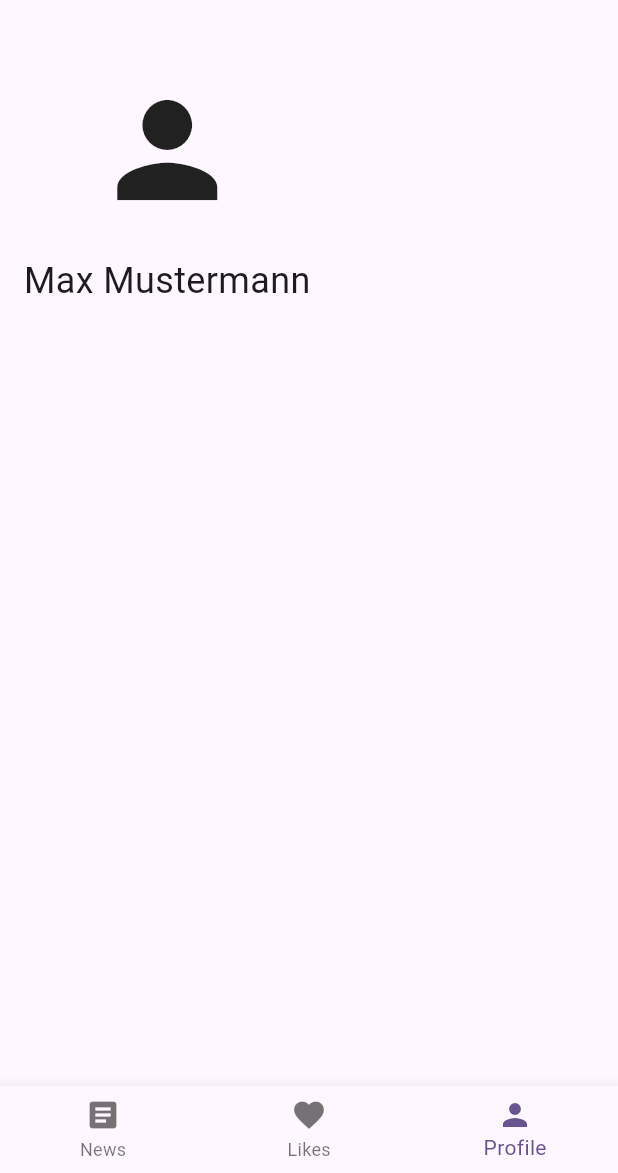
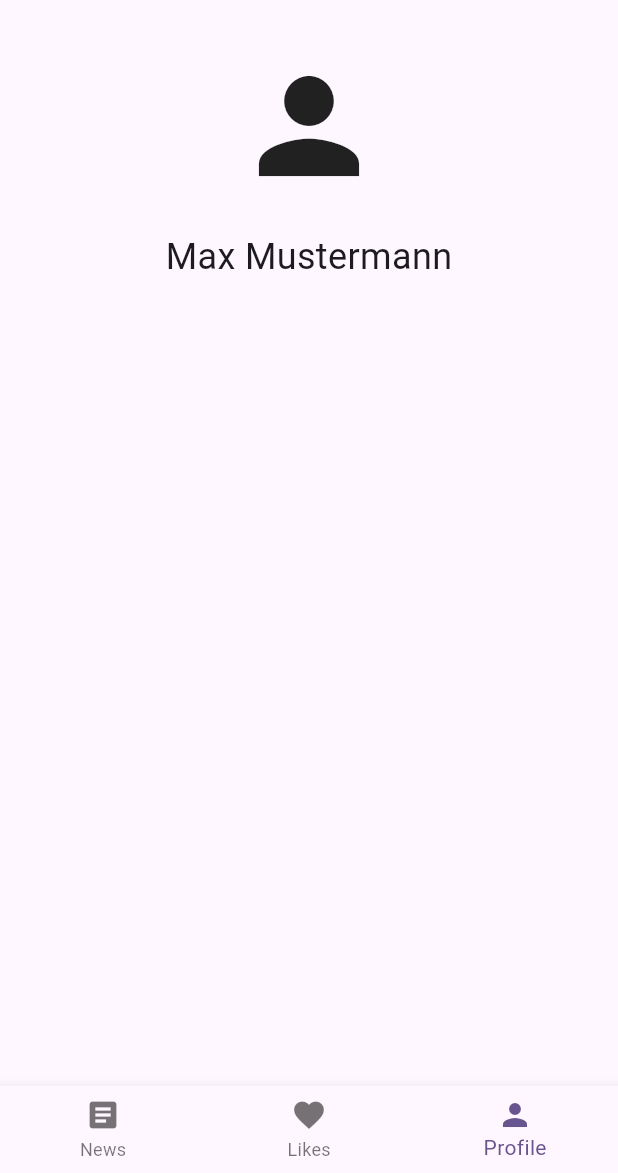
Before and after one commit to PartyPapi/Workspace, a Flutter app: the AppHome screen opened directly, item 3 of the bottom bar chosen, on a phone screen of 412 x 824 dp, the part 63-1236 px from its top. Run offline on Flutter 3.47's test engine with Material 3 defaults, Android fonts, the light colour scheme and no system bars.

Commit message:
4.6.2 A2 (+3) added

```diff
--- a/aufgaben_4_4_3/lib/4_6_2_A2.dart
+++ b/aufgaben_4_4_3/lib/4_6_2_A2.dart
@@ -84,17 +84,19 @@ class NewsScreen extends StatelessWidget {
 class LikesScreen extends StatelessWidget {
   @override
   Widget build(BuildContext context) {
-    return Padding(
-      padding: const EdgeInsets.all(16.0),
+    return Container(
+      width: double.infinity, // Take up full width available
       child: Column(
-        mainAxisAlignment: MainAxisAlignment.start,
-        crossAxisAlignment: CrossAxisAlignment.center,
+        mainAxisAlignment:
+            MainAxisAlignment.start, // Align content at the top vertically
+        crossAxisAlignment:
+            CrossAxisAlignment.center, // Center content horizontally
         children: <Widget>[
-          SizedBox(height: 20), // Abstand von oben
+          SizedBox(height: 20), // Space from the top
           Text(
             'Hier findest du deine gelikten Nachrichten.',
             style: TextStyle(fontSize: 24),
-            textAlign: TextAlign.center,
+            textAlign: TextAlign.center, // Center text horizontally
           ),
         ],
       ),
@@ -105,19 +107,21 @@ class LikesScreen extends StatelessWidget {
 class ProfileScreen extends StatelessWidget {
   @override
   Widget build(BuildContext context) {
-    return Padding(
-      padding: const EdgeInsets.all(16.0),
+    return Container(
+      width: double.infinity, // Take up full width available
       child: Column(
-        mainAxisAlignment: MainAxisAlignment.start,
-        crossAxisAlignment: CrossAxisAlignment.center,
+        mainAxisAlignment:
+            MainAxisAlignment.start, // Align content at the top vertically
+        crossAxisAlignment:
+            CrossAxisAlignment.center, // Center content horizontally
         children: <Widget>[
-          SizedBox(height: 20), // Abstand von oben
+          SizedBox(height: 20), // Space from the top
           Icon(Icons.person, size: 100),
-          SizedBox(height: 20), // Abstand zwischen Icon und Text
+          SizedBox(height: 20), // Space between Icon and Text
           Text(
             'Max Mustermann',
             style: TextStyle(fontSize: 24),
-            textAlign: TextAlign.center,
+            textAlign: TextAlign.center, // Center text horizontally
           ),
         ],
       ),
```
